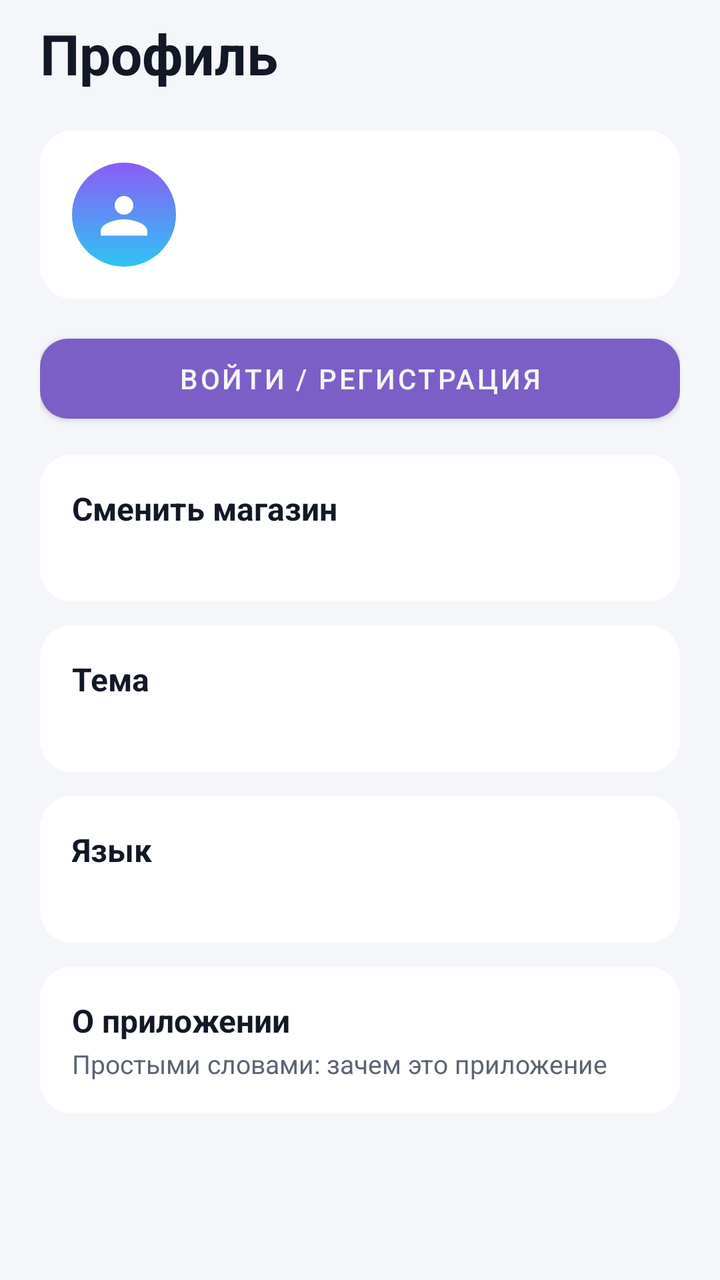
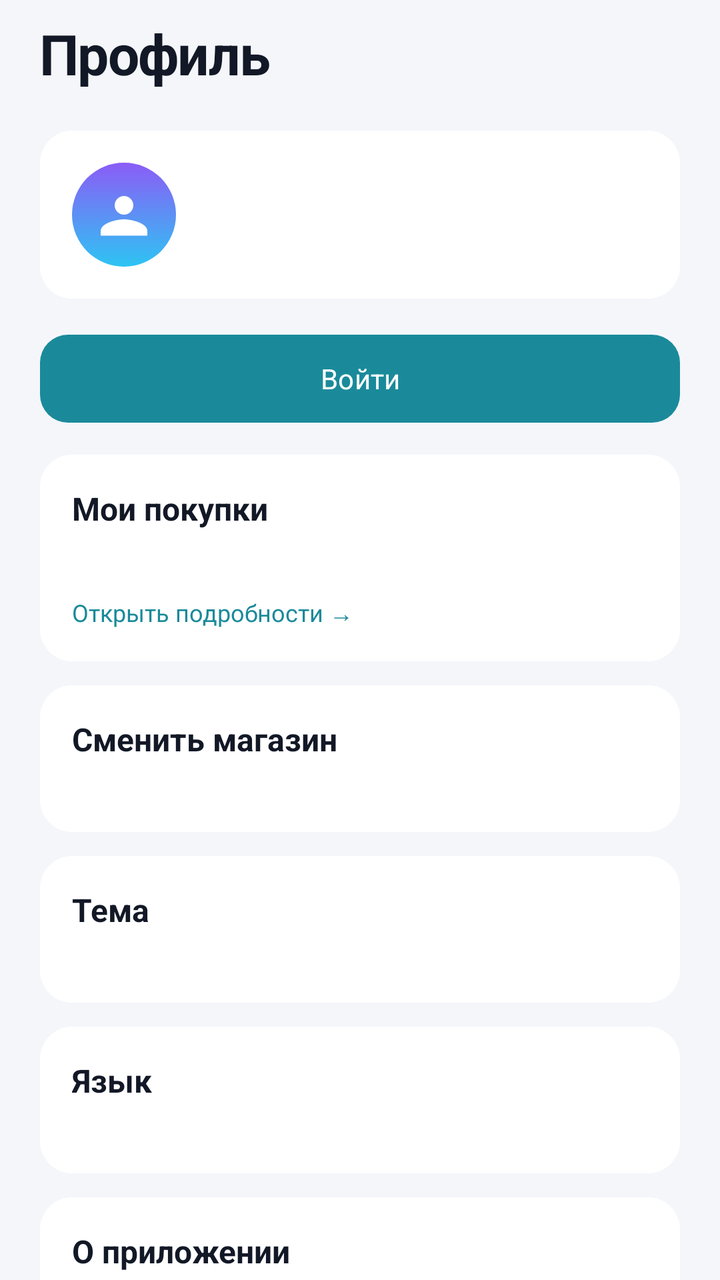

Before-and-after screenshots of an Android layout around one commit, followed by the original layout XML and the change that was made.
<!-- AndroidManifest.xml: application theme Theme.NoteMap -->
<!-- res/layout/fragment_profile.xml -->
<?xml version="1.0" encoding="utf-8"?>
<androidx.core.widget.NestedScrollView xmlns:android="http://schemas.android.com/apk/res/android"
    xmlns:app="http://schemas.android.com/apk/res-auto"
    android:id="@+id/profile_scroll"
    android:layout_width="match_parent"
    android:layout_height="match_parent"
    android:background="@color/plna_bg"
    android:fillViewport="true">

    <LinearLayout
        android:id="@+id/profile_root"
        android:layout_width="match_parent"
        android:layout_height="wrap_content"
        android:orientation="vertical"
        android:paddingHorizontal="20dp"
        android:paddingTop="8dp"
        android:paddingBottom="28dp">

        <TextView
            android:layout_width="wrap_content"
            android:layout_height="wrap_content"
            android:text="@string/profile_title"
            android:textAppearance="@style/Plna.Title" />

        <LinearLayout
            android:layout_width="match_parent"
            android:layout_height="wrap_content"
            android:layout_marginTop="20dp"
            android:background="@drawable/bg_card"
            android:gravity="center_vertical"
            android:orientation="horizontal"
            android:padding="16dp">

            <FrameLayout
                android:layout_width="52dp"
                android:layout_height="52dp"
                android:background="@drawable/bg_avatar_default">

                <ImageView
                    android:layout_width="28dp"
                    android:layout_height="28dp"
                    android:layout_gravity="center"
                    android:contentDescription="@string/profile_title"
                    android:src="@drawable/ic_person" />
            </FrameLayout>

            <LinearLayout
                android:layout_width="0dp"
                android:layout_height="wrap_content"
                android:layout_marginStart="14dp"
                android:layout_weight="1"
                android:orientation="vertical">

                <TextView
                    android:id="@+id/user_name"
                    android:layout_width="match_parent"
                    android:layout_height="wrap_content"
                    android:textColor="@color/plna_text"
                    android:textSize="18sp"
                    android:textStyle="bold" />

                <TextView
                    android:id="@+id/user_login"
                    android:layout_width="match_parent"
                    android:layout_height="wrap_content"
                    android:layout_marginTop="4dp"
                    android:textColor="@color/plna_text_secondary"
                    android:textSize="14sp" />
            </LinearLayout>
        </LinearLayout>

        <com.google.android.material.button.MaterialButton
            android:id="@+id/btn_auth"
            android:layout_width="match_parent"
            android:layout_height="52dp"
            android:layout_marginTop="14dp"
            android:text="@string/auth_open"
            app:backgroundTint="@color/plna_purple"
            app:cornerRadius="14dp" />

        <LinearLayout
            android:id="@+id/analytics_card"
            android:layout_width="match_parent"
            android:layout_height="wrap_content"
            android:layout_marginTop="12dp"
            android:background="@drawable/bg_card"
            android:orientation="vertical"
            android:padding="16dp"
            android:visibility="gone">

            <TextView
                android:layout_width="match_parent"
                android:layout_height="wrap_content"
                android:text="@string/analytics_title"
                android:textColor="@color/plna_text"
                android:textSize="16sp"
                android:textStyle="bold" />

            <TextView
                android:id="@+id/analytics_body"
                android:layout_width="match_parent"
                android:layout_height="wrap_content"
                android:layout_marginTop="8dp"
                android:textColor="@color/plna_text_secondary"
                android:textSize="14sp" />
        </LinearLayout>

        <LinearLayout
            android:id="@+id/store_row"
            android:layout_width="match_parent"
            android:layout_height="wrap_content"
            android:layout_marginTop="12dp"
            android:background="@drawable/bg_card"
            android:clickable="true"
            android:focusable="true"
            android:orientation="vertical"
            android:padding="16dp">

            <TextView
                android:layout_width="match_parent"
                android:layout_height="wrap_content"
                android:text="@string/change_store"
                android:textColor="@color/plna_text"
                android:textSize="16sp"
                android:textStyle="bold" />

            <TextView
                android:id="@+id/active_store"
                android:layout_width="match_parent"
                android:layout_height="wrap_content"
                android:layout_marginTop="2dp"
                android:textColor="@color/plna_text_secondary"
                android:textSize="13sp" />
        </LinearLayout>

        <LinearLayout
            android:id="@+id/theme_row"
            android:layout_width="match_parent"
            android:layout_height="wrap_content"
            android:layout_marginTop="12dp"
            android:background="@drawable/bg_card"
            android:clickable="true"
            android:focusable="true"
            android:orientation="vertical"
            android:padding="16dp">

            <TextView
                android:layout_width="match_parent"
                android:layout_height="wrap_content"
                android:text="@string/theme_title"
                android:textColor="@color/plna_text"
                android:textSize="16sp"
                android:textStyle="bold" />

            <TextView
                android:id="@+id/theme_value"
                android:layout_width="match_parent"
                android:layout_height="wrap_content"
                android:layout_marginTop="2dp"
                android:textColor="@color/plna_text_secondary"
                android:textSize="13sp" />
        </LinearLayout>

        <LinearLayout
            android:id="@+id/language_row"
            android:layout_width="match_parent"
            android:layout_height="wrap_content"
            android:layout_marginTop="12dp"
            android:background="@drawable/bg_card"
            android:clickable="true"
            android:focusable="true"
            android:orientation="vertical"
            android:padding="16dp">

            <TextView
                android:layout_width="match_parent"
                android:layout_height="wrap_content"
                android:text="@string/language_title"
                android:textColor="@color/plna_text"
                android:textSize="16sp"
                android:textStyle="bold" />

            <TextView
                android:id="@+id/language_value"
                android:layout_width="match_parent"
                android:layout_height="wrap_content"
                android:layout_marginTop="2dp"
                android:textColor="@color/plna_text_secondary"
                android:textSize="13sp" />
        </LinearLayout>

        <LinearLayout
            android:id="@+id/about_row"
            android:layout_width="match_parent"
            android:layout_height="wrap_content"
            android:layout_marginTop="12dp"
            android:background="@drawable/bg_card"
            android:clickable="true"
            android:focusable="true"
            android:orientation="vertical"
            android:padding="16dp">

            <TextView
                android:layout_width="match_parent"
                android:layout_height="wrap_content"
                android:text="@string/about_card_title"
                android:textColor="@color/plna_text"
                android:textSize="16sp"
                android:textStyle="bold" />

            <TextView
                android:layout_width="match_parent"
                android:layout_height="wrap_content"
                android:layout_marginTop="2dp"
                android:text="@string/about_card_subtitle"
                android:textColor="@color/plna_text_secondary"
                android:textSize="13sp" />
        </LinearLayout>
    </LinearLayout>
</androidx.core.widget.NestedScrollView>
<!-- resources referenced by this layout -->
<resources>
  <color name="plna_bg">#FFF4F6FA</color>
  <color name="plna_purple">#FF7B5FC7</color>
  <color name="plna_text">#FF121826</color>
  <color name="plna_text_secondary">#FF5B6475</color>
  <!-- drawable bg_avatar_default (drawable) -->
  <?xml version="1.0" encoding="utf-8"?>
  <shape xmlns:android="http://schemas.android.com/apk/res/android"
      android:shape="oval">
      <gradient
          android:angle="270"
          android:endColor="#FF2EC4F3"
          android:startColor="#FF8B5CF6"
          android:type="linear" />
  </shape>
  <!-- drawable bg_card (drawable) -->
  <?xml version="1.0" encoding="utf-8"?>
  <shape xmlns:android="http://schemas.android.com/apk/res/android">
      <solid android:color="@color/plna_surface" />
      <corners android:radius="16dp" />
  </shape>
  <!-- drawable ic_person (drawable) -->
  <?xml version="1.0" encoding="utf-8"?>
  <vector xmlns:android="http://schemas.android.com/apk/res/android"
      android:width="24dp"
      android:height="24dp"
      android:viewportWidth="24"
      android:viewportHeight="24">
      <path
          android:fillColor="#FFFFFFFF"
          android:pathData="M12,12 C14.21,12 16,10.21 16,8 C16,5.79 14.21,4 12,4 C9.79,4 8,5.79 8,8 C8,10.21 9.79,12 12,12 Z M12,14 C8.67,14 2,15.67 2,19 V21 H22 V19 C22,15.67 15.33,14 12,14 Z" />
  </vector>
  <string name="about_card_subtitle">Простыми словами: зачем это приложение</string>
  <string name="about_card_title">О приложении</string>
  <string name="analytics_title">Аналитика за месяц</string>
  <string name="auth_open">Войти / Регистрация</string>
  <string name="change_store">Сменить магазин</string>
  <string name="language_title">Язык</string>
  <string name="profile_title">Профиль</string>
  <string name="theme_title">Тема</string>
  <style name="Plna.Title" parent="TextAppearance.MaterialComponents.Headline5">
          <item name="android:textColor">@color/plna_text</item>
          <item name="android:textStyle">bold</item>
          <item name="android:textSize">28sp</item>
      </style>
  <style name="Theme.NoteMap" parent="Theme.MaterialComponents.DayNight.NoActionBar">
          <item name="colorPrimary">@color/plna_accent</item>
          <item name="colorPrimaryVariant">@color/plna_purple_deep</item>
          <item name="colorOnPrimary">@color/plna_bg</item>
          <item name="colorSecondary">@color/plna_purple</item>
          <item name="colorSecondaryVariant">@color/plna_purple_deep</item>
          <item name="colorOnSecondary">@color/white</item>
          <item name="android:statusBarColor">@color/plna_bg</item>
          <item name="android:navigationBarColor">@color/plna_bg</item>
          <item name="android:windowBackground">@color/plna_bg</item>
          <item name="android:colorBackground">@color/plna_bg</item>
          <item name="colorSurface">@color/plna_surface</item>
          <item name="colorOnSurface">@color/plna_text</item>
          <item name="colorError">@color/plna_danger</item>
          <item name="android:windowLightStatusBar">true</item>
      </style>
  <color name="plna_surface">#FFFFFFFF</color>
  <color name="plna_accent">#FF1A8A9A</color>
  <color name="plna_purple_deep">#FF5E45A0</color>
  <color name="white">#FFFFFFFF</color>
  <color name="plna_danger">#FFD32F2F</color>
</resources>

<!-- the commit's change to res/layout/fragment_profile.xml (unified diff, before → after) -->
@@ -75,7 +75,7 @@
             android:layout_height="52dp"
             android:layout_marginTop="14dp"
             android:text="@string/auth_open"
-            app:backgroundTint="@color/plna_purple"
+            app:backgroundTint="@color/plna_accent"
             app:cornerRadius="14dp" />
 
         <LinearLayout
@@ -84,14 +84,15 @@
             android:layout_height="wrap_content"
             android:layout_marginTop="12dp"
             android:background="@drawable/bg_card"
-            android:orientation="vertical"
-            android:padding="16dp"
-            android:visibility="gone">
-
-            <TextView
-                android:layout_width="match_parent"
-                android:layout_height="wrap_content"
-                android:text="@string/analytics_title"
+            android:clickable="true"
+            android:focusable="true"
+            android:orientation="vertical"
+            android:padding="16dp">
+
+            <TextView
+                android:layout_width="match_parent"
+                android:layout_height="wrap_content"
+                android:text="@string/insights_title"
                 android:textColor="@color/plna_text"
                 android:textSize="16sp"
                 android:textStyle="bold" />
@@ -103,6 +104,14 @@
                 android:layout_marginTop="8dp"
                 android:textColor="@color/plna_text_secondary"
                 android:textSize="14sp" />
+
+            <TextView
+                android:layout_width="match_parent"
+                android:layout_height="wrap_content"
+                android:layout_marginTop="6dp"
+                android:text="@string/insights_open_hint"
+                android:textColor="@color/plna_accent"
+                android:textSize="12sp" />
         </LinearLayout>
 
         <LinearLayout
<!-- resource entries referenced after the edit -->
@@ -1,7 +1,6 @@
 <!-- resources referenced by this layout -->
 <resources>
   <color name="plna_bg">#FFF4F6FA</color>
-  <color name="plna_purple">#FF7B5FC7</color>
   <color name="plna_text">#FF121826</color>
   <color name="plna_text_secondary">#FF5B6475</color>
   <!-- drawable bg_avatar_default (drawable) -->
@@ -33,37 +32,48 @@
   </vector>
   <string name="about_card_subtitle">Простыми словами: зачем это приложение</string>
   <string name="about_card_title">О приложении</string>
-  <string name="analytics_title">Аналитика за месяц</string>
-  <string name="auth_open">Войти / Регистрация</string>
+  <string name="auth_open">Войти</string>
   <string name="change_store">Сменить магазин</string>
+  <string name="insights_open_hint">Открыть подробности →</string>
+  <string name="insights_title">Мои покупки</string>
   <string name="language_title">Язык</string>
   <string name="profile_title">Профиль</string>
   <string name="theme_title">Тема</string>
-  <style name="Plna.Title" parent="TextAppearance.MaterialComponents.Headline5">
+  <style name="Plna.Title" parent="TextAppearance.Material3.HeadlineMedium">
           <item name="android:textColor">@color/plna_text</item>
           <item name="android:textStyle">bold</item>
-          <item name="android:textSize">28sp</item>
+          <item name="android:letterSpacing">-0.02</item>
+          <item name="android:fontFamily">sans-serif-medium</item>
       </style>
-  <style name="Theme.NoteMap" parent="Theme.MaterialComponents.DayNight.NoActionBar">
+  <style name="Theme.NoteMap" parent="Theme.Material3.Light.NoActionBar">
           <item name="colorPrimary">@color/plna_accent</item>
-          <item name="colorPrimaryVariant">@color/plna_purple_deep</item>
-          <item name="colorOnPrimary">@color/plna_bg</item>
-          <item name="colorSecondary">@color/plna_purple</item>
-          <item name="colorSecondaryVariant">@color/plna_purple_deep</item>
+          <item name="colorOnPrimary">@color/white</item>
+          <item name="colorPrimaryContainer">@color/plna_accent_soft</item>
+          <item name="colorOnPrimaryContainer">@color/plna_text</item>
+          <item name="colorSecondary">@color/plna_accent_soft</item>
           <item name="colorOnSecondary">@color/white</item>
+          <item name="colorSecondaryContainer">@color/plna_surface_elevated</item>
+          <item name="colorOnSecondaryContainer">@color/plna_text</item>
+          <item name="colorTertiary">@color/plna_accent</item>
+          <item name="colorSurface">@color/plna_surface</item>
+          <item name="colorOnSurface">@color/plna_text</item>
+          <item name="colorOnSurfaceVariant">@color/plna_text_secondary</item>
+          <item name="colorOutline">@color/plna_stroke</item>
           <item name="android:statusBarColor">@color/plna_bg</item>
           <item name="android:navigationBarColor">@color/plna_bg</item>
           <item name="android:windowBackground">@color/plna_bg</item>
           <item name="android:colorBackground">@color/plna_bg</item>
-          <item name="colorSurface">@color/plna_surface</item>
-          <item name="colorOnSurface">@color/plna_text</item>
           <item name="colorError">@color/plna_danger</item>
           <item name="android:windowLightStatusBar">true</item>
+          <item name="fontFamily">sans-serif</item>
+          <item name="android:fontFamily">sans-serif</item>
       </style>
   <color name="plna_surface">#FFFFFFFF</color>
   <color name="plna_accent">#FF1A8A9A</color>
-  <color name="plna_purple_deep">#FF5E45A0</color>
   <color name="white">#FFFFFFFF</color>
+  <color name="plna_accent_soft">#FF3A9EAE</color>
+  <color name="plna_surface_elevated">#FFFFFFFF</color>
+  <color name="plna_stroke">#FFE2E6EE</color>
   <color name="plna_danger">#FFD32F2F</color>
 </resources>
 
